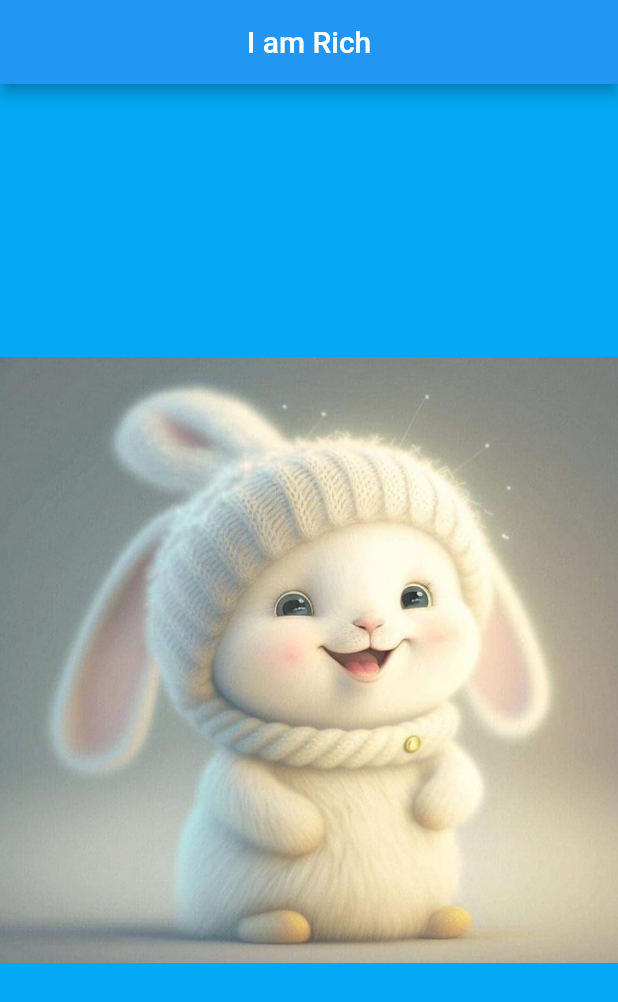
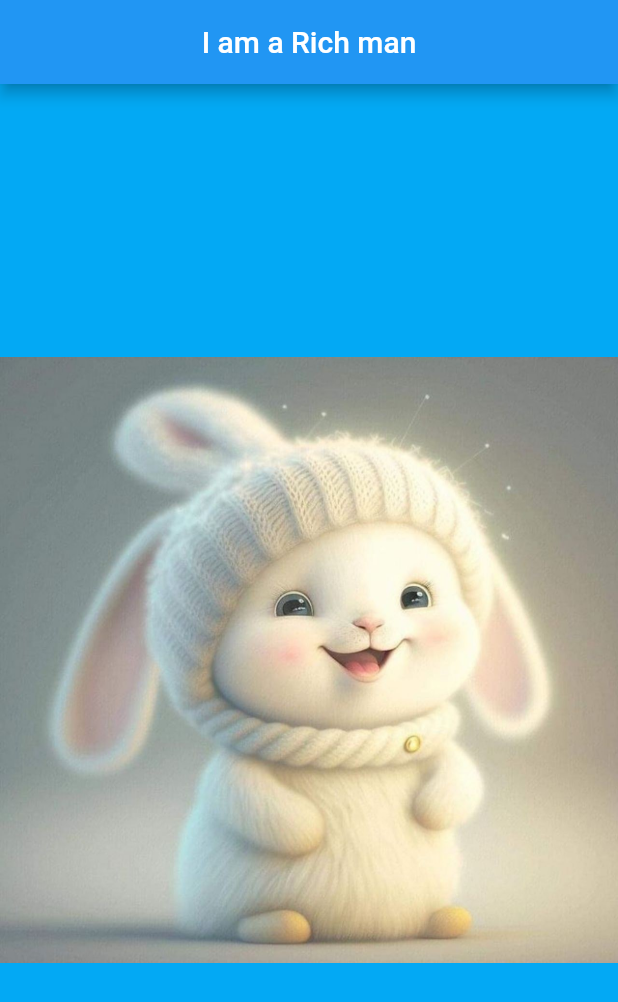
Before and after one commit to SayedNawid/MyCard-Project, a Flutter app: the screen it shows after launch, on a phone screen of 412 x 824 dp. Shown: the top 1002 px of the screen. Run offline on Flutter 3.47's test engine with Material 2 defaults, Android fonts, the phone set to English and light mode, and no system bars.

Commit message:
add text

```diff
--- a/lib/main.dart
+++ b/lib/main.dart
@@ -7,7 +7,7 @@ void main() {
       home: Scaffold(
         backgroundColor: Colors.lightBlue,
         appBar: AppBar(
-          title: Center(child: Text("I am Rich")),
+          title: Center(child: Text("I am a Rich man")),
         ),
         body: Center(
           child: Image(
```
